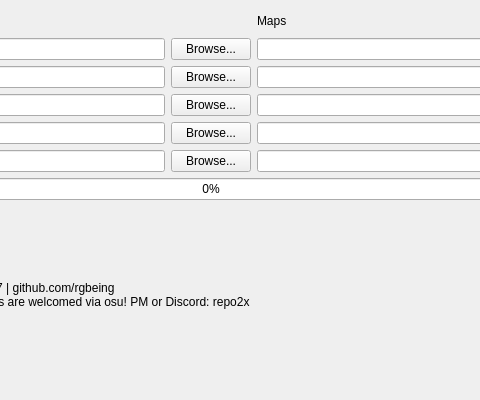
First picture: the form in mainwindow.ui, repository rgbeing/osu-aim-analyzer, before the edit; both pictures show x 146 to 626 and y 0 to 400 of the 800 by 400 pixel window.
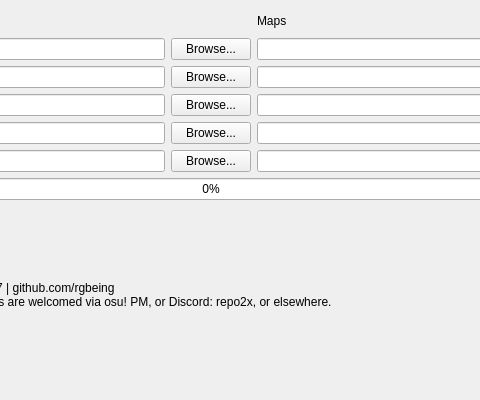
Second picture: the form after the edit.

Commit message:
Fix bugs on parsing old maps
and slight change on the main window

Patch:
```diff
--- a/mainwindow.ui
+++ b/mainwindow.ui
@@ -229,7 +229,7 @@
         <property name="text">
          <string>Made by Repo
 osu.ppy.sh/users/2365927 | github.com/rgbeing
-Suggestions &amp; bug reports are welcomed via osu! PM or Discord: repo2x</string>
+Suggestions &amp; bug reports are welcomed via osu! PM, or Discord: repo2x, or elsewhere.</string>
         </property>
        </widget>
       </item>
```
The commit also changes 2 other files.
